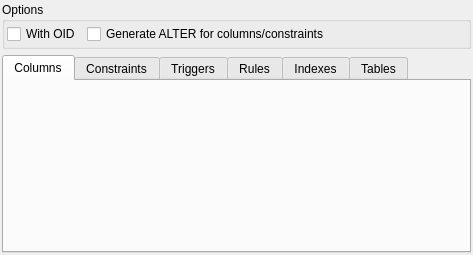
First picture: the form in libpgmodeler_ui/ui/tablewidget.ui, repository pgmodeler/pgmodeler, before the edit.
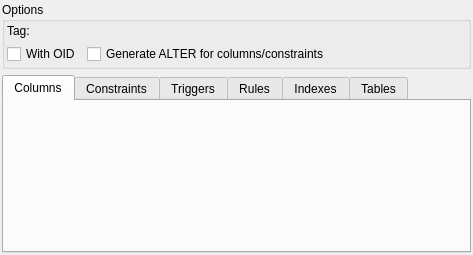
Second picture: the form after the edit.

```diff
--- a/libpgmodeler_ui/ui/tablewidget.ui
+++ b/libpgmodeler_ui/ui/tablewidget.ui
@@ -35,12 +35,12 @@
    <property name="spacing">
     <number>6</number>
    </property>
-   <item row="0" column="0" colspan="2">
+   <item row="1" column="0" colspan="2">
     <widget class="QGroupBox" name="options_gb">
      <property name="title">
       <string>Options</string>
      </property>
-     <layout class="QHBoxLayout" name="horizontalLayout">
+     <layout class="QGridLayout" name="gridLayout">
       <property name="leftMargin">
        <number>2</number>
       </property>
@@ -53,7 +53,26 @@
       <property name="bottomMargin">
        <number>2</number>
       </property>
-      <item>
+      <item row="0" column="0">
+       <widget class="QLabel" name="tag_lbl">
+        <property name="sizePolicy">
+         <sizepolicy hsizetype="Fixed" vsizetype="Preferred">
+          <horstretch>0</horstretch>
+          <verstretch>0</verstretch>
+         </sizepolicy>
+        </property>
+        <property name="minimumSize">
+         <size>
+          <width>0</width>
+          <height>0</height>
+         </size>
+        </property>
+        <property name="text">
+         <string>Tag:</string>
+        </property>
+       </widget>
+      </item>
+      <item row="1" column="0" colspan="2">
        <widget class="QCheckBox" name="with_oids_chk">
         <property name="text">
          <string>With OID</string>
@@ -63,7 +82,7 @@
         </property>
        </widget>
       </item>
-      <item>
+      <item row="1" column="2">
        <widget class="QCheckBox" name="gen_alter_cmds_chk">
         <property name="sizePolicy">
          <sizepolicy hsizetype="Expanding" vsizetype="Fixed">
@@ -79,7 +98,7 @@
      </layout>
     </widget>
    </item>
-   <item row="1" column="0" colspan="2">
+   <item row="2" column="0" colspan="2">
     <widget class="QTabWidget" name="attributes_tbw">
      <property name="currentIndex">
       <number>0</number>
```
